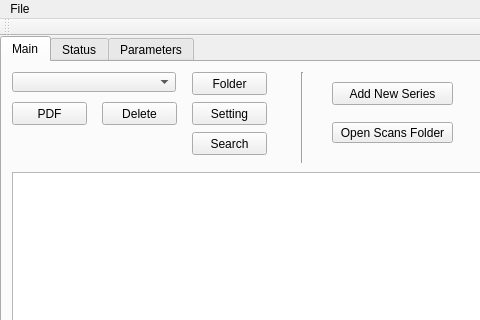
The window that src/mainwindow.ui (BadamBoum/GestionScans) describes before a commit, drawn with Qt 5; both pictures show x 0 to 480 and y 0 to 320 of the 632 by 412 pixel window.
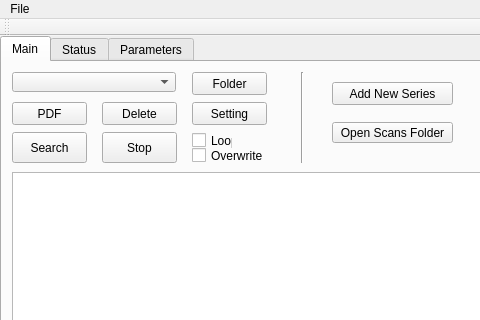
The same window after the commit.

The edit to the form file:
```diff
--- a/src/mainwindow.ui
+++ b/src/mainwindow.ui
@@ -117,10 +117,10 @@
      <widget class="QPushButton" name="Tab1SearchOne">
       <property name="geometry">
        <rect>
-        <x>190</x>
+        <x>10</x>
         <y>70</y>
         <width>75</width>
-        <height>23</height>
+        <height>31</height>
        </rect>
       </property>
       <property name="text">
@@ -179,6 +179,45 @@
        <enum>Qt::Vertical</enum>
       </property>
      </widget>
+     <widget class="QCheckBox" name="LoopSearch">
+      <property name="geometry">
+       <rect>
+        <x>190</x>
+        <y>70</y>
+        <width>41</width>
+        <height>17</height>
+       </rect>
+      </property>
+      <property name="text">
+       <string>Loop</string>
+      </property>
+     </widget>
+     <widget class="QCheckBox" name="Overwrite">
+      <property name="geometry">
+       <rect>
+        <x>190</x>
+        <y>85</y>
+        <width>71</width>
+        <height>17</height>
+       </rect>
+      </property>
+      <property name="text">
+       <string>Overwrite</string>
+      </property>
+     </widget>
+     <widget class="QPushButton" name="Tab1Stop">
+      <property name="geometry">
+       <rect>
+        <x>100</x>
+        <y>70</y>
+        <width>75</width>
+        <height>31</height>
+       </rect>
+      </property>
+      <property name="text">
+       <string>Stop</string>
+      </property>
+     </widget>
     </widget>
     <widget class="QWidget" name="tab_2">
      <attribute name="title">
```
